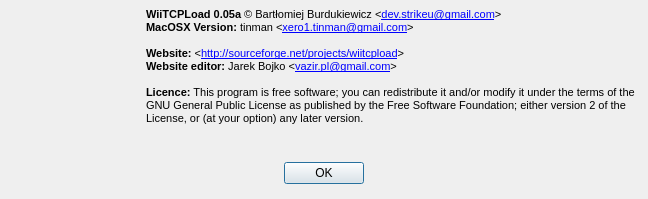
Qt form ui/about.ui (dev-0x7C6/qwiiload) before a commit.
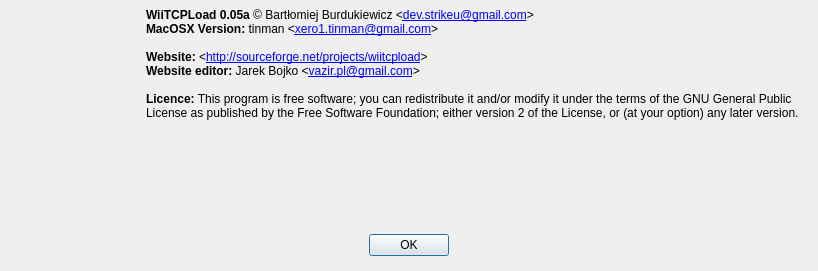
The same form after that commit. Icons and pictures are not drawn.

Commit message: dialogs: moved to separate namespace, refactor.

```diff
--- a/ui/about.ui
+++ b/ui/about.ui
@@ -6,8 +6,8 @@
    <rect>
     <x>0</x>
     <y>0</y>
-    <width>648</width>
-    <height>199</height>
+    <width>818</width>
+    <height>271</height>
    </rect>
   </property>
   <property name="windowTitle">
@@ -56,14 +56,14 @@
         <string>&lt;!DOCTYPE HTML PUBLIC &quot;-//W3C//DTD HTML 4.0//EN&quot; &quot;http://www.w3.org/TR/REC-html40/strict.dtd&quot;&gt;
 &lt;html&gt;&lt;head&gt;&lt;meta name=&quot;qrichtext&quot; content=&quot;1&quot; /&gt;&lt;style type=&quot;text/css&quot;&gt;
 p, li { white-space: pre-wrap; }
-&lt;/style&gt;&lt;/head&gt;&lt;body style=&quot; font-family:'Sans Serif'; font-size:9pt; font-weight:400; font-style:normal;&quot;&gt;
-&lt;p style=&quot; margin-top:0px; margin-bottom:0px; margin-left:0px; margin-right:0px; -qt-block-indent:0; text-indent:0px;&quot;&gt;&lt;span style=&quot; font-size:8pt; font-weight:600;&quot;&gt;WiiTCPLoad 0.05a&lt;/span&gt;&lt;span style=&quot; font-size:8pt;&quot;&gt; © Bartłomiej Burdukiewicz &amp;lt;&lt;/span&gt;&lt;a href=&quot;mailto:dev.strikeu@gmail.com&quot;&gt;&lt;span style=&quot; font-size:8pt; text-decoration: underline; color:#0000ff;&quot;&gt;dev.strikeu@gmail.com&lt;/span&gt;&lt;/a&gt;&lt;span style=&quot; font-size:8pt;&quot;&gt;&amp;gt;&lt;/span&gt;&lt;/p&gt;
-&lt;p style=&quot; margin-top:0px; margin-bottom:0px; margin-left:0px; margin-right:0px; -qt-block-indent:0; text-indent:0px;&quot;&gt;&lt;span style=&quot; font-size:8pt; font-weight:600;&quot;&gt;MacOSX Version:&lt;/span&gt;&lt;span style=&quot; font-size:8pt;&quot;&gt; tinman &amp;lt;&lt;/span&gt;&lt;a href=&quot;mailto:xero1.tinman@gmail.com&quot;&gt;&lt;span style=&quot; font-size:8pt; text-decoration: underline; color:#0000ff;&quot;&gt;xero1.tinman@gmail.com&lt;/span&gt;&lt;/a&gt;&lt;span style=&quot; font-size:8pt;&quot;&gt;&amp;gt;&lt;/span&gt;&lt;/p&gt;
-&lt;p style=&quot;-qt-paragraph-type:empty; margin-top:0px; margin-bottom:0px; margin-left:0px; margin-right:0px; -qt-block-indent:0; text-indent:0px; font-size:8pt;&quot;&gt;&lt;/p&gt;
-&lt;p style=&quot; margin-top:0px; margin-bottom:0px; margin-left:0px; margin-right:0px; -qt-block-indent:0; text-indent:0px;&quot;&gt;&lt;span style=&quot; font-size:8pt; font-weight:600;&quot;&gt;Website:&lt;/span&gt;&lt;span style=&quot; font-size:8pt;&quot;&gt; &amp;lt;&lt;/span&gt;&lt;a href=&quot;http://sourceforge.net/projects/wiitcpload&quot;&gt;&lt;span style=&quot; font-size:8pt; text-decoration: underline; color:#0000ff;&quot;&gt;http://sourceforge.net/projects/wiitcpload&lt;/span&gt;&lt;/a&gt;&lt;span style=&quot; font-size:8pt;&quot;&gt;&amp;gt;&lt;/span&gt;&lt;/p&gt;
-&lt;p style=&quot; margin-top:0px; margin-bottom:0px; margin-left:0px; margin-right:0px; -qt-block-indent:0; text-indent:0px;&quot;&gt;&lt;span style=&quot; font-size:8pt; font-weight:600;&quot;&gt;Website editor:&lt;/span&gt;&lt;span style=&quot; font-size:8pt;&quot;&gt; Jarek Bojko &amp;lt;&lt;/span&gt;&lt;a href=&quot;mailto:vazir.pl@gmail.com&quot;&gt;&lt;span style=&quot; font-size:8pt; text-decoration: underline; color:#0000ff;&quot;&gt;vazir.pl@gmail.com&lt;/span&gt;&lt;/a&gt;&lt;span style=&quot; font-size:8pt;&quot;&gt;&amp;gt;&lt;/span&gt;&lt;/p&gt;
-&lt;p style=&quot;-qt-paragraph-type:empty; margin-top:0px; margin-bottom:0px; margin-left:0px; margin-right:0px; -qt-block-indent:0; text-indent:0px; font-size:8pt;&quot;&gt;&lt;/p&gt;
-&lt;p style=&quot; margin-top:0px; margin-bottom:0px; margin-left:0px; margin-right:0px; -qt-block-indent:0; text-indent:0px;&quot;&gt;&lt;span style=&quot; font-size:8pt; font-weight:600;&quot;&gt;Licence:&lt;/span&gt;&lt;span style=&quot; font-size:8pt;&quot;&gt; This program is free software; you can redistribute it and/or modify it under the terms of the GNU General Public License as published by the Free Software Foundation; either version 2 of the License, or (at your option) any later version.&lt;/span&gt;&lt;/p&gt;&lt;/body&gt;&lt;/html&gt;</string>
+&lt;/style&gt;&lt;/head&gt;&lt;body style=&quot; font-family:'Sans Serif'; font-weight:400; font-style:normal;&quot;&gt;
+&lt;p style=&quot; margin-top:0px; margin-bottom:0px; margin-left:0px; margin-right:0px; -qt-block-indent:0; text-indent:0px;&quot;&gt;&lt;span style=&quot;  font-weight:600;&quot;&gt;WiiTCPLoad 0.05a&lt;/span&gt;&lt;span style=&quot; &quot;&gt; © Bartłomiej Burdukiewicz &amp;lt;&lt;/span&gt;&lt;a href=&quot;mailto:dev.strikeu@gmail.com&quot;&gt;&lt;span style=&quot;  text-decoration: underline;&quot;&gt;dev.strikeu@gmail.com&lt;/span&gt;&lt;/a&gt;&lt;span style=&quot; &quot;&gt;&amp;gt;&lt;/span&gt;&lt;/p&gt;
+&lt;p style=&quot; margin-top:0px; margin-bottom:0px; margin-left:0px; margin-right:0px; -qt-block-indent:0; text-indent:0px;&quot;&gt;&lt;span style=&quot;  font-weight:600;&quot;&gt;MacOSX Version:&lt;/span&gt;&lt;span style=&quot; &quot;&gt; tinman &amp;lt;&lt;/span&gt;&lt;a href=&quot;mailto:xero1.tinman@gmail.com&quot;&gt;&lt;span style=&quot;  text-decoration: underline;&quot;&gt;xero1.tinman@gmail.com&lt;/span&gt;&lt;/a&gt;&lt;span style=&quot; &quot;&gt;&amp;gt;&lt;/span&gt;&lt;/p&gt;
+&lt;p style=&quot;-qt-paragraph-type:empty; margin-top:0px; margin-bottom:0px; margin-left:0px; margin-right:0px; -qt-block-indent:0; text-indent:0px; &quot;&gt;&lt;/p&gt;
+&lt;p style=&quot; margin-top:0px; margin-bottom:0px; margin-left:0px; margin-right:0px; -qt-block-indent:0; text-indent:0px;&quot;&gt;&lt;span style=&quot;  font-weight:600;&quot;&gt;Website:&lt;/span&gt;&lt;span style=&quot; &quot;&gt; &amp;lt;&lt;/span&gt;&lt;a href=&quot;http://sourceforge.net/projects/wiitcpload&quot;&gt;&lt;span style=&quot;  text-decoration: underline;&quot;&gt;http://sourceforge.net/projects/wiitcpload&lt;/span&gt;&lt;/a&gt;&lt;span style=&quot; &quot;&gt;&amp;gt;&lt;/span&gt;&lt;/p&gt;
+&lt;p style=&quot; margin-top:0px; margin-bottom:0px; margin-left:0px; margin-right:0px; -qt-block-indent:0; text-indent:0px;&quot;&gt;&lt;span style=&quot;  font-weight:600;&quot;&gt;Website editor:&lt;/span&gt;&lt;span style=&quot; &quot;&gt; Jarek Bojko &amp;lt;&lt;/span&gt;&lt;a href=&quot;mailto:vazir.pl@gmail.com&quot;&gt;&lt;span style=&quot;  text-decoration: underline;&quot;&gt;vazir.pl@gmail.com&lt;/span&gt;&lt;/a&gt;&lt;span style=&quot; &quot;&gt;&amp;gt;&lt;/span&gt;&lt;/p&gt;
+&lt;p style=&quot;-qt-paragraph-type:empty; margin-top:0px; margin-bottom:0px; margin-left:0px; margin-right:0px; -qt-block-indent:0; text-indent:0px; &quot;&gt;&lt;/p&gt;
+&lt;p style=&quot; margin-top:0px; margin-bottom:0px; margin-left:0px; margin-right:0px; -qt-block-indent:0; text-indent:0px;&quot;&gt;&lt;span style=&quot;  font-weight:600;&quot;&gt;Licence:&lt;/span&gt;&lt;span style=&quot; &quot;&gt; This program is free software; you can redistribute it and/or modify it under the terms of the GNU General Public License as published by the Free Software Foundation; either version 2 of the License, or (at your option) any later version.&lt;/span&gt;&lt;/p&gt;&lt;/body&gt;&lt;/html&gt;</string>
        </property>
        <property name="alignment">
         <set>Qt::AlignLeading|Qt::AlignLeft|Qt::AlignTop</set>
```
The commit also changes 7 other files.
